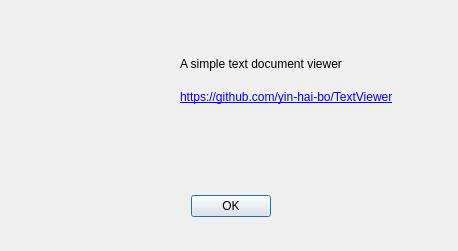
First picture: the form in aboutbox.ui, repository yin-hai-bo/TextViewer, before the edit.
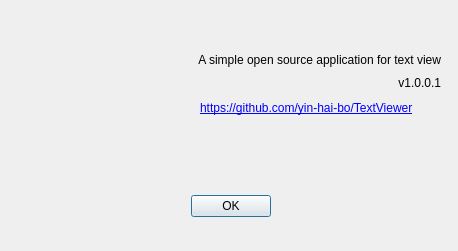
Second picture: the form after the edit. Icons and pictures are not drawn.

Commit message: feat: Add version information.

```diff
--- a/aboutbox.ui
+++ b/aboutbox.ui
@@ -41,41 +41,6 @@
     <bool>true</bool>
    </property>
   </widget>
-  <widget class="QWidget" name="layoutWidget">
-   <property name="geometry">
-    <rect>
-     <x>180</x>
-     <y>50</y>
-     <width>242</width>
-     <height>61</height>
-    </rect>
-   </property>
-   <layout class="QVBoxLayout" name="verticalLayout">
-    <item>
-     <widget class="QLabel" name="label">
-      <property name="text">
-       <string>A simple text document viewer</string>
-      </property>
-     </widget>
-    </item>
-    <item>
-     <widget class="QLabel" name="label_2">
-      <property name="cursor">
-       <cursorShape>OpenHandCursor</cursorShape>
-      </property>
-      <property name="text">
-       <string>&lt;a href=&quot;https://github.com/yin-hai-bo/TextViewer&quot;&gt;https://github.com/yin-hai-bo/TextViewer&lt;/a&gt;</string>
-      </property>
-      <property name="textFormat">
-       <enum>Qt::TextFormat::AutoText</enum>
-      </property>
-      <property name="openExternalLinks">
-       <bool>true</bool>
-      </property>
-     </widget>
-    </item>
-   </layout>
-  </widget>
   <widget class="QLabel" name="label_3">
    <property name="geometry">
     <rect>
@@ -95,6 +60,66 @@
     <bool>true</bool>
    </property>
   </widget>
+  <widget class="QLabel" name="label_2">
+   <property name="geometry">
+    <rect>
+     <x>200</x>
+     <y>100</y>
+     <width>240</width>
+     <height>16</height>
+    </rect>
+   </property>
+   <property name="cursor">
+    <cursorShape>OpenHandCursor</cursorShape>
+   </property>
+   <property name="text">
+    <string>&lt;a href=&quot;https://github.com/yin-hai-bo/TextViewer&quot;&gt;https://github.com/yin-hai-bo/TextViewer&lt;/a&gt;</string>
+   </property>
+   <property name="textFormat">
+    <enum>Qt::TextFormat::AutoText</enum>
+   </property>
+   <property name="openExternalLinks">
+    <bool>true</bool>
+   </property>
+  </widget>
+  <widget class="QWidget" name="">
+   <property name="geometry">
+    <rect>
+     <x>160</x>
+     <y>51</y>
+     <width>281</width>
+     <height>40</height>
+    </rect>
+   </property>
+   <layout class="QVBoxLayout" name="verticalLayout">
+    <item>
+     <widget class="QLabel" name="label">
+      <property name="text">
+       <string>A simple open source application for text view</string>
+      </property>
+      <property name="alignment">
+       <set>Qt::AlignmentFlag::AlignRight|Qt::AlignmentFlag::AlignTrailing|Qt::AlignmentFlag::AlignVCenter</set>
+      </property>
+      <property name="wordWrap">
+       <bool>true</bool>
+      </property>
+     </widget>
+    </item>
+    <item>
+     <widget class="QLabel" name="labelVersion">
+      <property name="text">
+       <string>v1.0.0.1</string>
+      </property>
+      <property name="alignment">
+       <set>Qt::AlignmentFlag::AlignRight|Qt::AlignmentFlag::AlignTrailing|Qt::AlignmentFlag::AlignVCenter</set>
+      </property>
+      <property name="wordWrap">
+       <bool>false</bool>
+      </property>
+     </widget>
+    </item>
+   </layout>
+  </widget>
  </widget>
  <resources>
   <include location="res/textviewer.qrc"/>
```
The commit also changes 3 other files.
